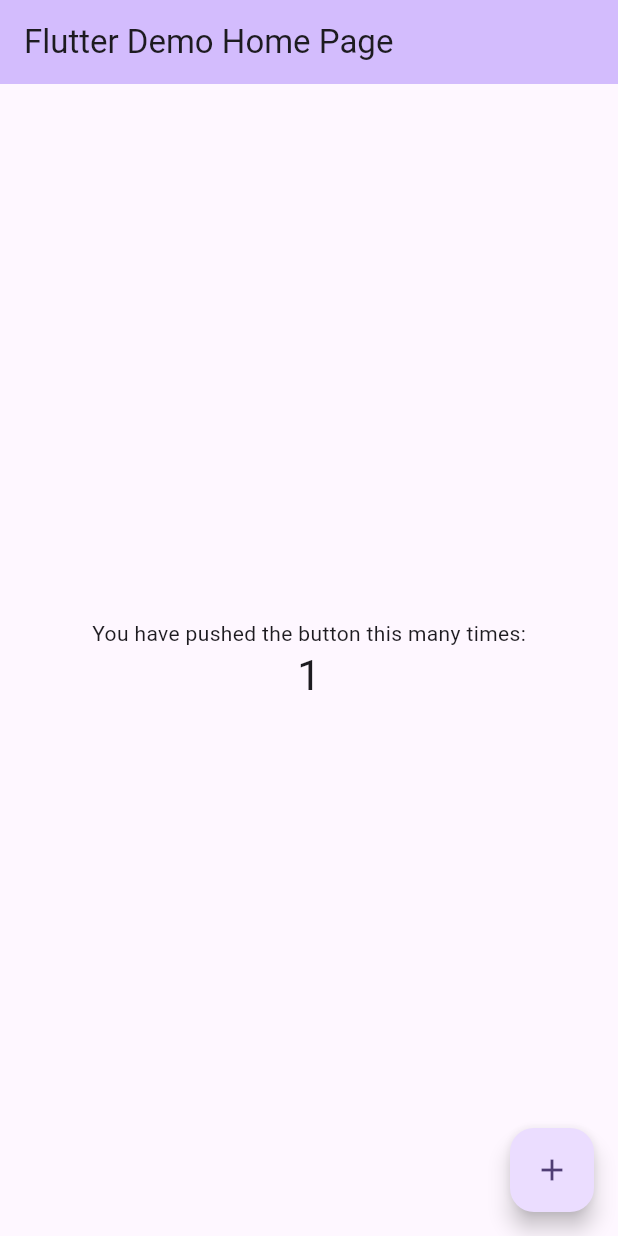
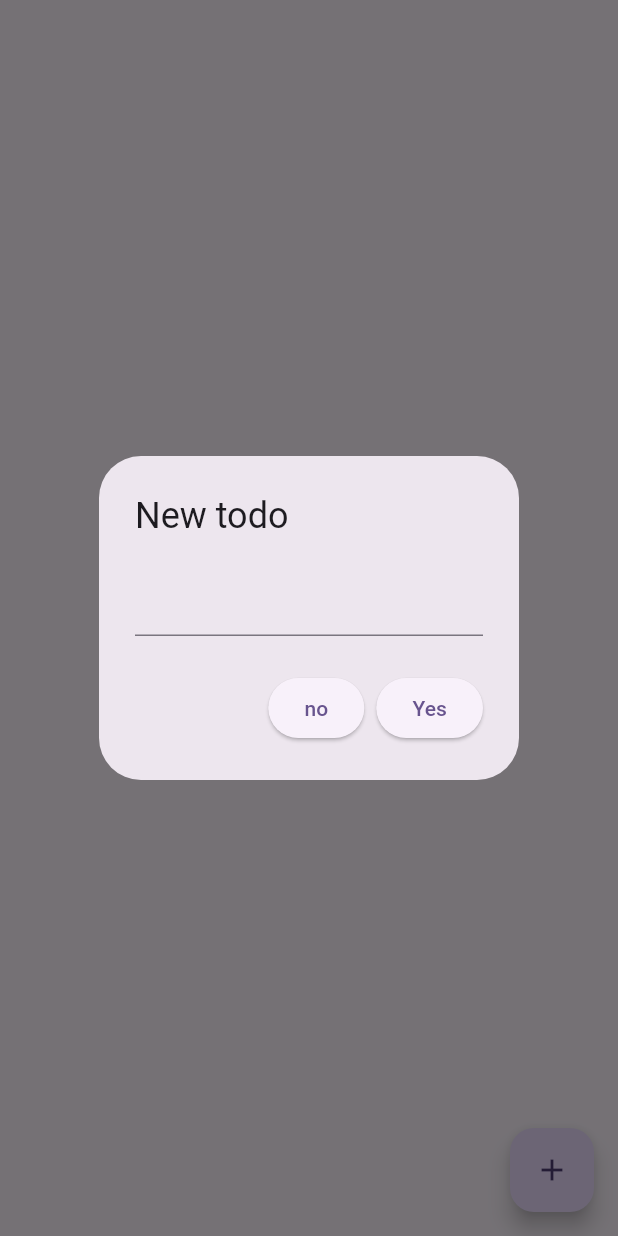
Before and after one commit to Davveeed11/providertest, a Flutter app: the screen it shows after launch, after a tap on the "add" icon, on a phone screen of 412 x 824 dp. Run offline on Flutter 3.47's test engine with Material 3 defaults, Android fonts, the phone set to English and light mode, and no system bars.

Commit message:
todoList variant

```diff
--- /dev/null
+++ b/lib/feature/data/TaskModel.dart
@@ -0,0 +1,8 @@
+class Task {
+  final String title;
+   bool isChecked;
+
+  Task({required this.title,  this.isChecked = false});
+
+
+}
--- a/lib/feature/data/home_Model.dart
+++ b/lib/feature/data/home_Model.dart
@@ -9,7 +9,7 @@ class HomeModel extends ChangeNotifier{
   }
 
   void decrement(){
-    start++;
+    start--;
     notifyListeners();
   }
 }
--- /dev/null
+++ b/lib/feature/data/todoProvider.dart
@@ -0,0 +1,29 @@
+import 'package:flutter/material.dart';
+import 'package:providertest/feature/data/TaskModel.dart';
+
+class TodolistProvider extends ChangeNotifier {
+  List<Task> _todos = [];
+
+  List<Task> get todos => _todos;
+
+  void addTodoList(String title) {
+    _todos.add(Task(title: title));
+    notifyListeners();
+  }
+
+  void removeTodoList(Task task) {
+    _todos.remove(task);
+    notifyListeners();
+  }
+
+  void toggleDone(Task todo) {
+    todo.isChecked = !todo.isChecked;
+    notifyListeners();
+  }
+
+  /*void toggle(Task task) {
+    task.toggleDone(task);
+    print('${task.title}, isChecked: ${task.isChecked}');
+    notifyListeners();
+  }*/
+}
--- a/lib/feature/presentation/home.dart
+++ b/lib/feature/presentation/home.dart
@@ -1,20 +1,9 @@
 import 'package:flutter/material.dart';
 import 'package:provider/provider.dart';
-import 'package:providertest/feature/data/home_Model.dart';
+import 'package:providertest/feature/data/todoProvider.dart';
 
 class MyHomePage extends StatefulWidget {
-  const MyHomePage({super.key, required this.title});
-
-  // This widget is the home page of your application. It is stateful, meaning
-  // that it has a State object (defined below) that contains fields that affect
-  // how it looks.
-
-  // This class is the configuration for the state. It holds the values (in this
-  // case the title) provided by the parent (in this case the App widget) and
-  // used by the build method of the State. Fields in a Widget subclass are
-  // always marked "final".
-
-  final String title;
+  const MyHomePage({super.key});
 
   @override
   State<MyHomePage> createState() => _MyHomePageState();
@@ -23,62 +12,94 @@ class MyHomePage extends StatefulWidget {
 class _MyHomePageState extends State<MyHomePage> {
   @override
   Widget build(BuildContext context) {
-    // This method is rerun every time setState is called, for instance as done
-    // by the _incrementCounter method above.
-    //
-    // The Flutter framework has been optimized to make rerunning build methods
-    // fast, so that you can just rebuild anything that needs updating rather
-    // than having to individually change instances of widgets.
+    TextEditingController todo = TextEditingController();
+
     return Scaffold(
-      appBar: AppBar(
-        // TRY THIS: Try changing the color here to a specific color (to
-        // Colors.amber, perhaps?) and trigger a hot reload to see the AppBar
-        // change color while the other colors stay the same.
-        backgroundColor: Theme.of(context).colorScheme.inversePrimary,
-        // Here we take the value from the MyHomePage object that was created by
-        // the App.build method, and use it to set our appbar title.
-        title: Text(widget.title),
-      ),
-      body: Center(
-        // Center is a layout widget. It takes a single child and positions it
-        // in the middle of the parent.
-        child: Column(
-          // Column is also a layout widget. It takes a list of children and
-          // arranges them vertically. By default, it sizes itself to fit its
-          // children horizontally, and tries to be as tall as its parent.
-          //
-          // Column has various properties to control how it sizes itself and
-          // how it positions its children. Here we use mainAxisAlignment to
-          // center the children vertically; the main axis here is the vertical
-          // axis because Columns are vertical (the cross axis would be
-          // horizontal).
-          //
-          // TRY THIS: Invoke "debug painting" (choose the "Toggle Debug Paint"
-          // action in the IDE, or press "p" in the console), to see the
-          // wireframe for each widget.
-          mainAxisAlignment: MainAxisAlignment.center,
-          children: <Widget>[
-            const Text('You have pushed the button this many times:'),
-            Consumer<HomeModel>(
-              builder: (context, value, child) {
-                return Text(
-                  value.start.toString(),
-                  style: Theme.of(context).textTheme.headlineMedium,
+      resizeToAvoidBottomInset: false,
+      body: Column(
+        mainAxisAlignment: MainAxisAlignment.center,
+        children: [
+          Expanded(
+            child: Consumer<TodolistProvider>(
+              builder: (context, providerr, child) {
+                return ListView.builder(
+                  itemCount: providerr.todos.length,
+                  itemBuilder: (context, index) {
+                    final todo = providerr.todos[index];
+                    return GestureDetector(
+                      onTap: () {
+                        Provider.of<TodolistProvider>(
+                          context,
+                          listen: false,
+                        ).toggleDone(todo);
+                      },
+                      child: ListTile(
+                        key: Key(todo.title + todo.isChecked.toString()),
+                        title: Text(
+                          todo.title,
+                          style: TextStyle(
+                            decoration:
+                                todo.isChecked
+                                    ? TextDecoration.lineThrough
+                                    : TextDecoration.none,
+                          ),
+                        ),
+                        leading: Checkbox(
+                          value: todo.isChecked,
+                          onChanged: (value) {
+                            providerr.toggleDone(todo);
+                            // providerr.showItems();
+                          },
+                        ),
+                        trailing: IconButton(
+                          onPressed: () {
+                            providerr.removeTodoList(todo);
+                          },
+                          icon: Icon(Icons.delete),
+                        ),
+                      ),
+                    );
+                  },
                 );
               },
             ),
-          ],
-        ),
+          ),
+        ],
       ),
-      floatingActionButton: Consumer<HomeModel>(
+      floatingActionButton: Consumer<TodolistProvider>(
         builder: (context, value, child) {
           return FloatingActionButton(
-            onPressed: value.increment,
-            tooltip: 'Increment',
-            child: const Icon(Icons.add),
+            child: Icon(Icons.add),
+            onPressed: () {
+              showDialog(
+                context: context,
+                builder: (context) {
+                  return AlertDialog(
+                    title: Text('New todo'),
+                    content: TextField(controller: todo),
+                    actions: [
+                      ElevatedButton(
+                        onPressed: () {
+                          Navigator.pop(context);
+                        },
+                        child: Text('no'),
+                      ),
+                      ElevatedButton(
+                        onPressed: () {
+                          value.addTodoList(todo.text);
+                          Navigator.pop(context);
+                          todo.clear();
+                        },
+                        child: Text('Yes'),
+                      ),
+                    ],
+                  );
+                },
+              );
+            },
           );
         },
-      ), // This trailing comma makes auto-formatting nicer for build methods.
+      ),
     );
   }
 }
--- a/lib/main.dart
+++ b/lib/main.dart
@@ -1,7 +1,7 @@
 import 'package:flutter/material.dart';
 import 'package:provider/provider.dart';
-import 'package:providertest/feature/data/home_Model.dart';
 
+import 'feature/data/todoProvider.dart';
 import 'feature/presentation/home.dart';
 
 void main() {
@@ -11,32 +11,17 @@ void main() {
 class MyApp extends StatelessWidget {
   const MyApp({super.key});
 
-  // This widget is the root of your application.
   @override
   Widget build(BuildContext context) {
     return MaterialApp(
       title: 'Flutter Demo',
       theme: ThemeData(
-        // This is the theme of your application.
-        //
-        // TRY THIS: Try running your application with "flutter run". You'll see
-        // the application has a purple toolbar. Then, without quitting the app,
-        // try changing the seedColor in the colorScheme below to Colors.green
-        // and then invoke "hot reload" (save your changes or press the "hot
-        // reload" button in a Flutter-supported IDE, or press "r" if you used
-        // the command line to start the app).
-        //
-        // Notice that the counter didn't reset back to zero; the application
-        // state is not lost during the reload. To reset the state, use hot
-        // restart instead.
-        //
-        // This works for code too, not just values: Most code changes can be
-        // tested with just a hot reload.
         colorScheme: ColorScheme.fromSeed(seedColor: Colors.deepPurple),
       ),
+      debugShowCheckedModeBanner: false,
       home: ChangeNotifierProvider(
-        create: (context) => HomeModel(),
-        child: MyHomePage(title: 'Flutter Demo Home Page'),
+        create: (context) => TodolistProvider(),
+        child: MyHomePage(),
       ),
     );
   }
```
